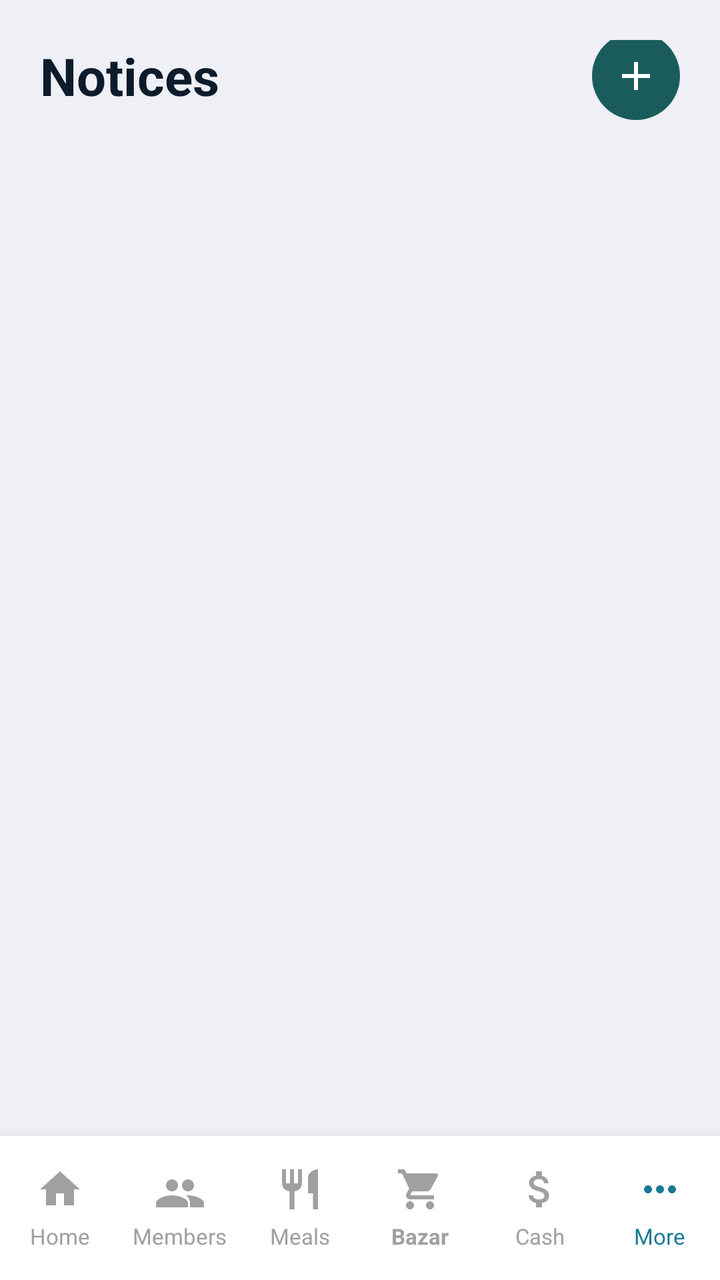
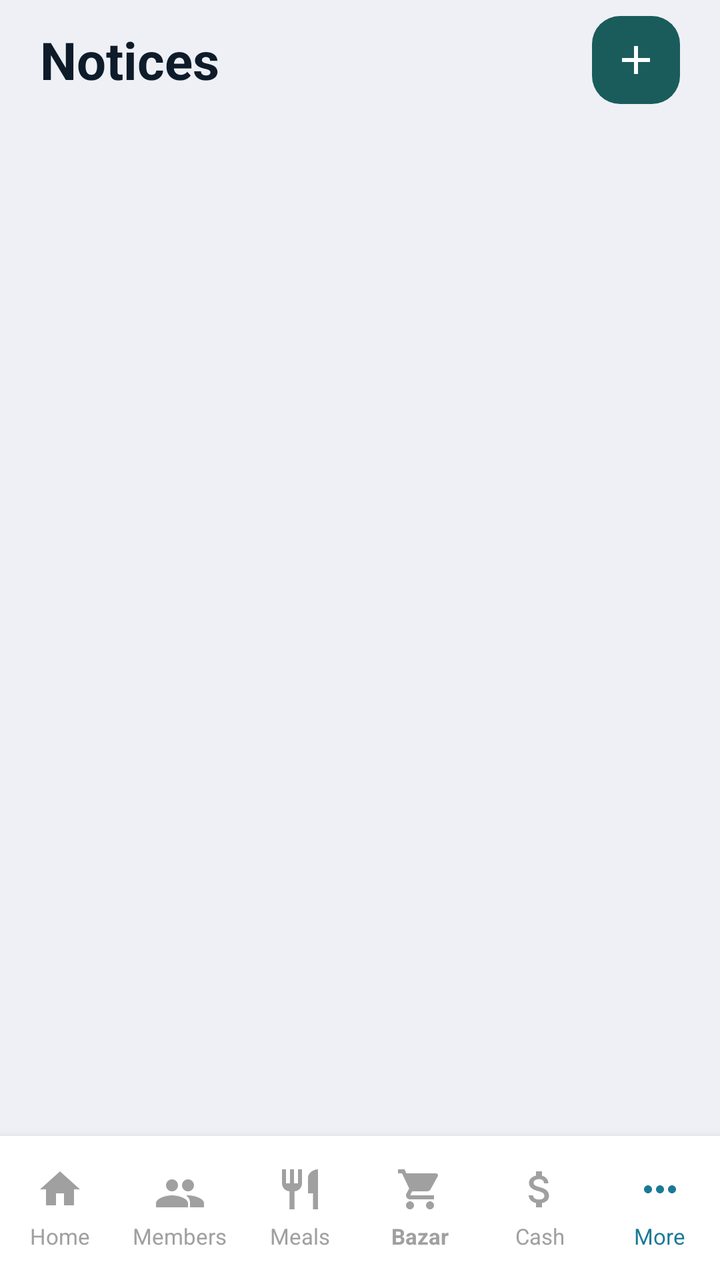

Screens rendered from an Android XML layout before and after an edit, with the pre-edit source and the edit as a unified diff.
<!-- AndroidManifest.xml: application theme Theme.MessManagement -->
<!-- res/layout/activity_notices.xml -->
<?xml version="1.0" encoding="utf-8"?>
<LinearLayout
    xmlns:android="http://schemas.android.com/apk/res/android"
    xmlns:app="http://schemas.android.com/apk/res-auto"
    android:layout_width="match_parent"
    android:layout_height="match_parent"
    android:orientation="vertical"
    android:background="#EEF0F5">

    
    <RelativeLayout
        android:layout_width="match_parent"
        android:layout_height="wrap_content"
        android:paddingHorizontal="20dp"
        android:paddingTop="20dp"
        android:paddingBottom="12dp">

        <TextView
            android:id="@+id/tvActivityTitle"
            android:layout_width="wrap_content"
            android:layout_height="wrap_content"
            android:layout_centerVertical="true"
            android:text="Notices"
            android:textColor="#0D1B2A"
            android:textSize="26sp"
            android:textStyle="bold" />

        <ImageButton
            android:id="@+id/btnAddNotice"
            android:layout_width="44dp"
            android:layout_height="44dp"
            android:layout_alignParentEnd="true"
            android:layout_centerVertical="true"
            android:background="@drawable/bg_circle_teal"
            android:src="@drawable/ic_add"
            android:contentDescription="Add Notice" />

    </RelativeLayout>

    
    
    <androidx.recyclerview.widget.RecyclerView
        android:id="@+id/rvNotices"
        android:layout_width="match_parent"
        android:layout_height="0dp"
        android:layout_weight="1"
        android:paddingTop="8dp"
        android:paddingBottom="8dp"
        android:clipToPadding="false"
        android:visibility="gone" />

    
    <ScrollView
        android:id="@+id/scrollLegacy"
        android:layout_width="match_parent"
        android:layout_height="0dp"
        android:layout_weight="1"
        android:visibility="visible">
        <LinearLayout
            android:id="@+id/notice_container"
            android:layout_width="match_parent"
            android:layout_height="wrap_content"
            android:orientation="vertical"
            android:paddingHorizontal="16dp" />
    </ScrollView>

    <LinearLayout
        android:id="@+id/bottom_nav"
        android:layout_width="match_parent"
        android:layout_height="72dp"
        android:background="@drawable/bottom_nav_background"
        android:baselineAligned="false"
        android:elevation="8dp"
        android:orientation="horizontal"
        app:layout_constraintBottom_toBottomOf="parent">

        
        <LinearLayout
            android:id="@+id/btn_home_layout"
            android:layout_width="0dp"
            android:layout_height="match_parent"
            android:layout_weight="1"
            android:clickable="true"
            android:focusable="true"
            android:background="?attr/selectableItemBackground"
            android:gravity="center"
            android:orientation="vertical">
            <ImageView
                android:layout_width="24dp"
                android:layout_height="24dp"
                android:contentDescription="@string/nav_home"
                android:src="@drawable/ic_home"
                app:tint="@color/nav_inactive" />
            <TextView
                android:layout_width="wrap_content"
                android:layout_height="wrap_content"
                android:layout_marginTop="4dp"
                android:text="@string/nav_home"
                android:textColor="@color/nav_inactive"
                android:textSize="11sp" />
        </LinearLayout>

        
        <LinearLayout
            android:id="@+id/btn_member_layout"
            android:layout_width="0dp"
            android:layout_height="match_parent"
            android:layout_weight="1"
            android:clickable="true"
            android:focusable="true"
            android:background="?attr/selectableItemBackground"
            android:gravity="center"
            android:orientation="vertical">
            <ImageView
                android:layout_width="24dp"
                android:layout_height="24dp"
                android:contentDescription="@string/nav_members"
                android:src="@drawable/ic_members"
                app:tint="@color/nav_inactive" />
            <TextView
                android:layout_width="wrap_content"
                android:layout_height="wrap_content"
                android:layout_marginTop="4dp"
                android:text="@string/nav_members"
                android:textColor="@color/nav_inactive"
                android:textSize="11sp" />
        </LinearLayout>

        
        <LinearLayout
            android:id="@+id/btn_meals_layout"
            android:layout_width="0dp"
            android:layout_height="match_parent"
            android:layout_weight="1"
            android:clickable="true"
            android:focusable="true"
            android:background="?attr/selectableItemBackground"
            android:gravity="center"
            android:orientation="vertical">
            <ImageView
                android:layout_width="24dp"
                android:layout_height="24dp"
                android:contentDescription="@string/nav_meals"
                android:src="@drawable/ic_meals"
                app:tint="@color/nav_inactive" />
            <TextView
                android:layout_width="wrap_content"
                android:layout_height="wrap_content"
                android:layout_marginTop="4dp"
                android:text="@string/nav_meals"
                android:textColor="@color/nav_inactive"
                android:textSize="11sp" />
        </LinearLayout>

        
        <LinearLayout
            android:id="@+id/btn_bazar_layout"
            android:layout_width="0dp"
            android:layout_height="match_parent"
            android:layout_weight="1"
            android:clickable="true"
            android:focusable="true"
            android:background="?attr/selectableItemBackground"
            android:gravity="center"
            android:orientation="vertical">
            <ImageView
                android:layout_width="24dp"
                android:layout_height="24dp"
                android:contentDescription="@string/nav_bazar"
                android:src="@drawable/ic_bazar"
                app:tint="@color/nav_inactive" />
            <TextView
                android:layout_width="wrap_content"
                android:layout_height="wrap_content"
                android:layout_marginTop="4dp"
                android:text="@string/nav_bazar"
                android:textColor="@color/nav_inactive"
                android:textSize="11sp"
                android:textStyle="bold" />
        </LinearLayout>

        
        <LinearLayout
            android:id="@+id/btn_cash_layout"
            android:layout_width="0dp"
            android:layout_height="match_parent"
            android:layout_weight="1"
            android:clickable="true"
            android:focusable="true"
            android:background="?attr/selectableItemBackground"
            android:gravity="center"
            android:orientation="vertical">
            <ImageView
                android:layout_width="24dp"
                android:layout_height="24dp"
                android:contentDescription="@string/nav_cash"
                android:src="@drawable/ic_cash"
                app:tint="@color/nav_inactive" />
            <TextView
                android:layout_width="wrap_content"
                android:layout_height="wrap_content"
                android:layout_marginTop="4dp"
                android:text="@string/nav_cash"
                android:textColor="@color/nav_inactive"
                android:textSize="11sp" />
        </LinearLayout>

        
        <LinearLayout
            android:id="@+id/btn_more_layout"
            android:layout_width="0dp"
            android:layout_height="match_parent"
            android:layout_weight="1"
            android:clickable="true"
            android:focusable="true"
            android:background="?attr/selectableItemBackground"
            android:gravity="center"
            android:orientation="vertical">
            <ImageView
                android:layout_width="24dp"
                android:layout_height="24dp"
                android:contentDescription="@string/nav_more"
                android:src="@drawable/ic_more"
                app:tint="@color/nav_active" />
            <TextView
                android:layout_width="wrap_content"
                android:layout_height="wrap_content"
                android:layout_marginTop="4dp"
                android:text="@string/nav_more"
                android:textColor="@color/nav_active"
                android:textSize="11sp" />
        </LinearLayout>

    </LinearLayout>



</LinearLayout>
<!-- resources referenced by this layout -->
<resources>
  <color name="nav_active">#1a7a96</color>
  <color name="nav_inactive">#a0a0a0</color>
  <!-- drawable bg_circle_teal (drawable) -->
  <?xml version="1.0" encoding="utf-8"?>
  <shape xmlns:android="http://schemas.android.com/apk/res/android"
      android:shape="oval">
      <solid android:color="#1A5C5C" />
  </shape>
  <!-- drawable bottom_nav_background (drawable) -->
  <?xml version="1.0" encoding="utf-8"?>
  <shape xmlns:android="http://schemas.android.com/apk/res/android">
      <solid android:color="@color/white" />
  </shape>
  <!-- drawable ic_add (drawable) -->
  <vector xmlns:android="http://schemas.android.com/apk/res/android"
      android:width="24dp"
      android:height="24dp"
      android:viewportWidth="24"
      android:viewportHeight="24">
      <path
          android:fillColor="@android:color/white"
          android:pathData="M19,13H13V19H11V13H5V11H11V5H13V11H19V13Z" />
  </vector>
  <!-- drawable ic_home (drawable) -->
  <vector xmlns:android="http://schemas.android.com/apk/res/android"
      android:width="24dp"
      android:height="24dp"
      android:viewportWidth="24"
      android:viewportHeight="24">
      <path
          android:fillColor="@android:color/black"
          android:pathData="M10,20V14H14V20H19V12H22L12,3L2,12H5V20H10Z" />
  </vector>
  <!-- drawable ic_meals (drawable) -->
  <vector xmlns:android="http://schemas.android.com/apk/res/android"
      android:width="24dp"
      android:height="24dp"
      android:viewportWidth="24"
      android:viewportHeight="24">
      <path
          android:fillColor="@android:color/black"
          android:pathData="M11,9H9V2H7V9H5V2H3V9C3,11.12 4.66,12.84 6.75,12.97V22H9.25V12.97C11.34,12.84 13,11.12 13,9V2H11V9M16,6V14H18.5V22H21V2C18.24,2 16,4.24 16,6Z" />
  </vector>
  <!-- drawable ic_members (drawable) -->
  <vector xmlns:android="http://schemas.android.com/apk/res/android"
      android:width="24dp"
      android:height="24dp"
      android:viewportWidth="24"
      android:viewportHeight="24">
      <path
          android:fillColor="@android:color/black"
          android:pathData="M16,13C17.66,13 19,11.66 19,10C19,8.34 17.66,7 16,7C14.34,7 13,8.34 13,10C13,11.66 14.34,13 16,13M8,13C9.66,13 11,11.66 11,10C11,8.34 9.66,7 8,7C6.34,7 5,8.34 5,10C5,11.66 6.34,13 8,13M8,15C5.33,15 0,16.33 0,19V21H16V19C16,16.33 10.67,15 8,15M16,15C15.71,15 15.38,15.02 15.03,15.05C16.22,15.89 17,17.06 17,18.5V21H24V19C24,16.33 18.67,15 16,15Z" />
  </vector>
  <!-- drawable ic_more (drawable) -->
  <vector xmlns:android="http://schemas.android.com/apk/res/android"
      android:width="24dp"
      android:height="24dp"
      android:viewportWidth="24"
      android:viewportHeight="24">
      <path
          android:fillColor="@android:color/black"
          android:pathData="M6,10C4.9,10 4,10.9 4,12C4,13.1 4.9,14 6,14C7.1,14 8,13.1 8,12C8,10.9 7.1,10 6,10M18,10C16.9,10 16,10.9 16,12C16,13.1 16.9,14 18,14C19.1,14 20,13.1 20,12C20,10.9 19.1,10 18,10M12,10C10.9,10 10,10.9 10,12C10,13.1 10.9,14 12,14C13.1,14 14,13.1 14,12C14,10.9 13.1,10 12,10Z" />
  </vector>
  <string name="nav_bazar">Bazar</string>
  <string name="nav_cash">Cash</string>
  <string name="nav_home">Home</string>
  <string name="nav_meals">Meals</string>
  <string name="nav_members">Members</string>
  <string name="nav_more">More</string>
  <style name="Theme.MessManagement" parent="Theme.Material3.Light.NoActionBar">
          
          <item name="colorPrimary">@color/nav_active</item>
          <item name="colorOnPrimary">@color/white</item>
          
          <item name="colorSecondary">@color/bazar_card_end</item>
          <item name="colorOnSecondary">@color/white</item>
          
          <item name="android:statusBarColor">@color/primary_bg</item>
          <item name="android:windowLightStatusBar">true</item>
          <item name="android:fitsSystemWindows">true</item>
      </style>
  <color name="white">#FFFFFFFF</color>
  <color name="bazar_card_end">#2b8ab0</color>
  <color name="primary_bg">#1a4d63</color>
  <!-- unchanged entries left out for length: 2 -->
</resources>

<!-- the commit's change to res/layout/activity_notices.xml (unified diff, before → after) -->
@@ -10,10 +10,8 @@
     
     <RelativeLayout
         android:layout_width="match_parent"
-        android:layout_height="wrap_content"
-        android:paddingHorizontal="20dp"
-        android:paddingTop="20dp"
-        android:paddingBottom="12dp">
+        android:layout_height="60dp"
+        android:paddingHorizontal="20dp">
 
         <TextView
             android:id="@+id/tvActivityTitle"
@@ -29,6 +27,7 @@
             android:id="@+id/btnAddNotice"
             android:layout_width="44dp"
             android:layout_height="44dp"
+            android:layout_marginTop="15dp"
             android:layout_alignParentEnd="true"
             android:layout_centerVertical="true"
             android:background="@drawable/bg_circle_teal"
<!-- resource entries referenced after the edit -->
@@ -5,8 +5,12 @@
   <!-- drawable bg_circle_teal (drawable) -->
   <?xml version="1.0" encoding="utf-8"?>
   <shape xmlns:android="http://schemas.android.com/apk/res/android"
-      android:shape="oval">
+      android:shape="rectangle">
+  
       <solid android:color="#1A5C5C" />
+  
+      <corners android:radius="14dp" />
+  
   </shape>
   <!-- drawable bottom_nav_background (drawable) -->
   <?xml version="1.0" encoding="utf-8"?>
